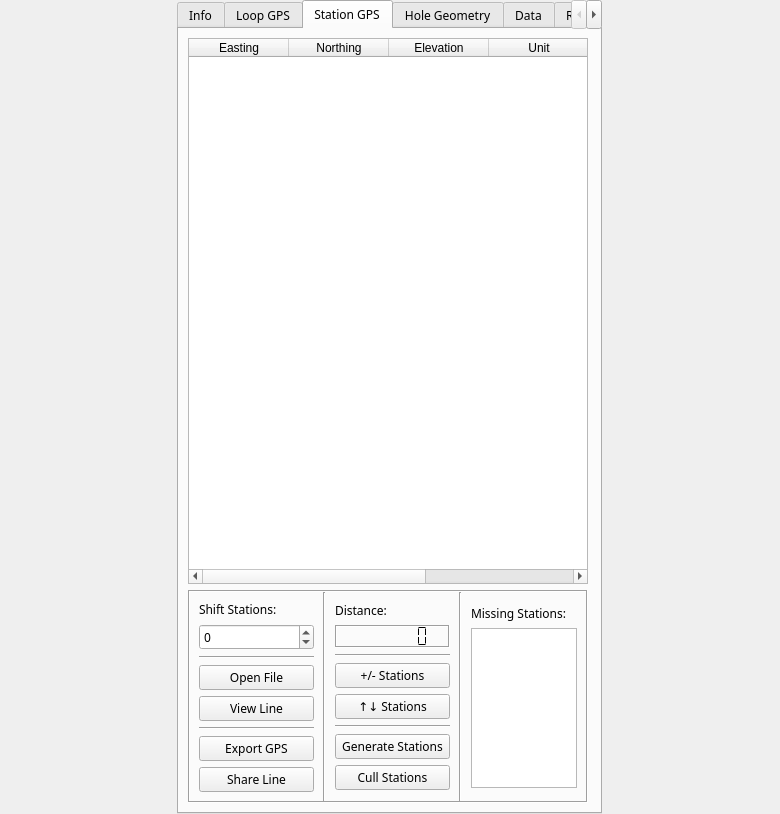
Before: the Qt Designer form src/qt_ui/pem_info_widget.ui in Eric-Meunier/Processor-Suite, drawn with Qt 5.
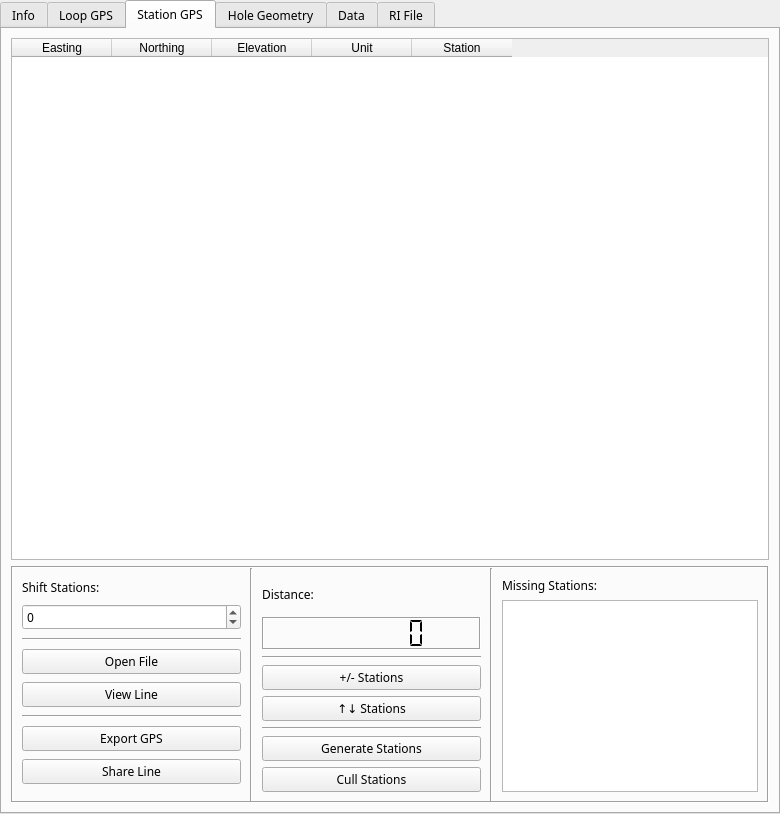
After: the same form once the commit is applied. The open tabs and pages were chosen to show the change.

Patch:
```diff
--- a/src/qt_ui/pem_info_widget.ui
+++ b/src/qt_ui/pem_info_widget.ui
@@ -47,7 +47,7 @@
       <bool>true</bool>
      </property>
      <property name="sizePolicy">
-      <sizepolicy hsizetype="Maximum" vsizetype="Preferred">
+      <sizepolicy hsizetype="Preferred" vsizetype="Preferred">
        <horstretch>0</horstretch>
        <verstretch>0</verstretch>
       </sizepolicy>
@@ -60,7 +60,7 @@
      </property>
      <property name="maximumSize">
       <size>
-       <width>425</width>
+       <width>16777215</width>
        <height>16777215</height>
       </size>
      </property>
@@ -308,14 +308,14 @@
          </property>
          <property name="minimumSize">
           <size>
-           <width>400</width>
+           <width>0</width>
            <height>0</height>
           </size>
          </property>
          <property name="maximumSize">
           <size>
-           <width>400</width>
-           <height>250</height>
+           <width>16777215</width>
+           <height>16777215</height>
           </size>
          </property>
          <property name="frameShape">
@@ -343,14 +343,14 @@
           <item>
            <widget class="QFrame" name="frame">
             <property name="sizePolicy">
-             <sizepolicy hsizetype="Maximum" vsizetype="Maximum">
+             <sizepolicy hsizetype="Preferred" vsizetype="Expanding">
               <horstretch>0</horstretch>
               <verstretch>0</verstretch>
              </sizepolicy>
             </property>
             <property name="minimumSize">
              <size>
-              <width>133</width>
+              <width>0</width>
               <height>0</height>
              </size>
             </property>
@@ -490,14 +490,14 @@
           <item>
            <widget class="QFrame" name="frame_5">
             <property name="sizePolicy">
-             <sizepolicy hsizetype="Maximum" vsizetype="Maximum">
+             <sizepolicy hsizetype="Preferred" vsizetype="Expanding">
               <horstretch>0</horstretch>
               <verstretch>0</verstretch>
              </sizepolicy>
             </property>
             <property name="minimumSize">
              <size>
-              <width>133</width>
+              <width>0</width>
               <height>0</height>
              </size>
             </property>
@@ -692,7 +692,7 @@
              <item>
               <widget class="QListWidget" name="missing_gps_list">
                <property name="sizePolicy">
-                <sizepolicy hsizetype="Expanding" vsizetype="Maximum">
+                <sizepolicy hsizetype="Preferred" vsizetype="Maximum">
                  <horstretch>0</horstretch>
                  <verstretch>0</verstretch>
                 </sizepolicy>
@@ -700,7 +700,7 @@
                <property name="maximumSize">
                 <size>
                  <width>16777215</width>
-                 <height>160</height>
+                 <height>16777215</height>
                 </size>
                </property>
               </widget>
@@ -721,13 +721,13 @@
          </property>
          <property name="minimumSize">
           <size>
-           <width>400</width>
+           <width>0</width>
            <height>0</height>
           </size>
          </property>
          <property name="maximumSize">
           <size>
-           <width>400</width>
+           <width>16777215</width>
            <height>16777215</height>
           </size>
          </property>
```
Left out of the diff: 20 changed lines with no effect on the pictures.
